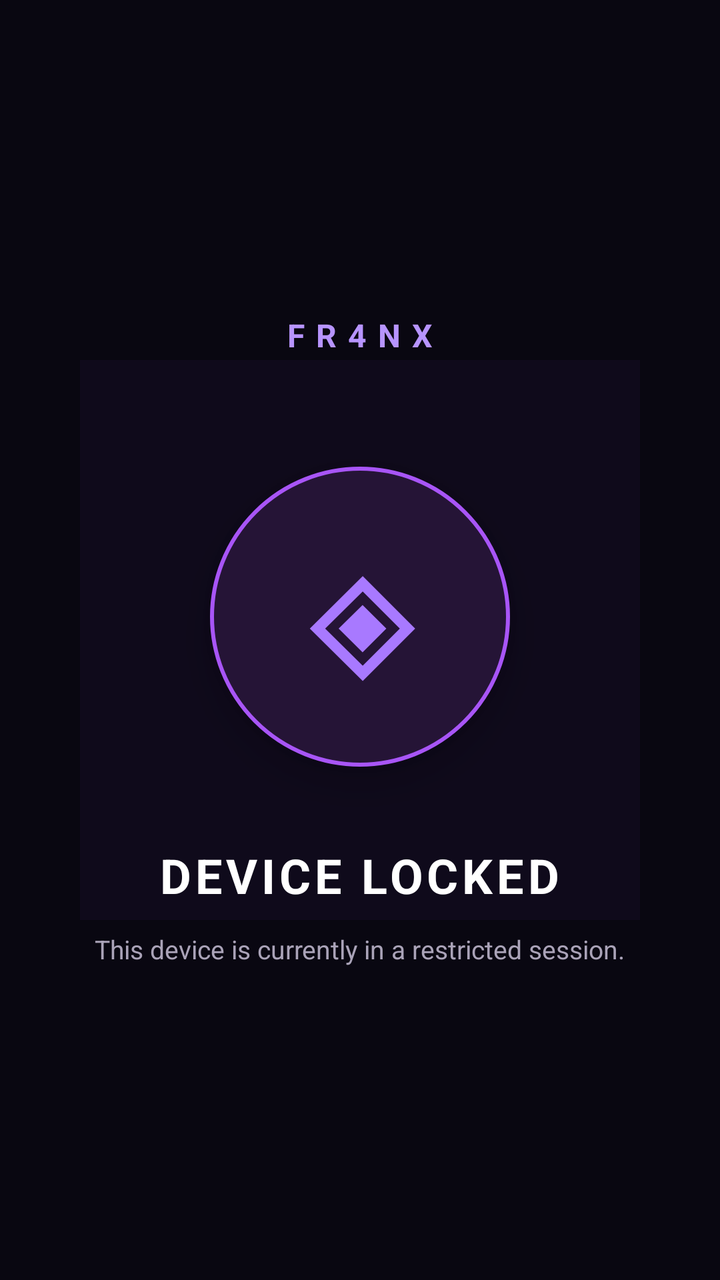
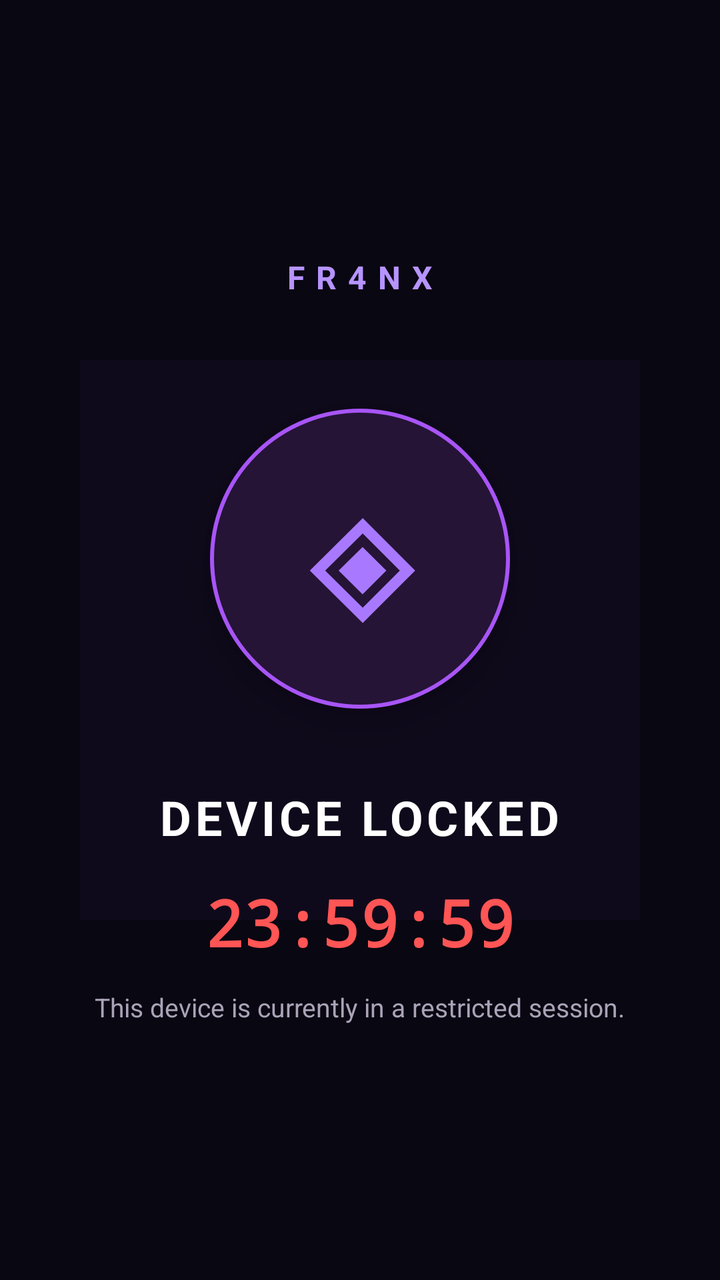

Compare the two renders of this Android layout. The source of the first and the diff that turns it into the second are given below.
<!-- AndroidManifest.xml: application theme android:Theme.Material.NoActionBar -->
<!-- res/layout/overlay_lock.xml -->
<?xml version="1.0" encoding="utf-8"?>

<FrameLayout xmlns:android="http://schemas.android.com/apk/res/android"
    android:layout_width="match_parent"
    android:layout_height="match_parent"
    android:background="#F5080610"
    android:clickable="true"
    android:focusable="true">

    <View
        android:layout_width="280dp"
        android:layout_height="280dp"
        android:layout_gravity="center"
        android:background="#228B5CF6"
        android:alpha="0.35"/>

    <LinearLayout
        android:layout_width="match_parent"
        android:layout_height="match_parent"
        android:orientation="vertical"
        android:gravity="center"
        android:padding="28dp">

        <TextView
            android:layout_width="wrap_content"
            android:layout_height="wrap_content"
            android:text="FR4NX"
            android:textColor="#B794FF"
            android:textSize="16sp"
            android:textStyle="bold"
            android:letterSpacing="0.35"/>

        <FrameLayout
            android:layout_width="150dp"
            android:layout_height="150dp"
            android:layout_marginTop="55dp"
            android:background="@drawable/purple_glass"
            android:elevation="12dp">
            <TextView
                android:layout_width="match_parent"
                android:layout_height="match_parent"
                android:gravity="center"
                android:text="◈"
                android:textColor="#A879FF"
                android:textSize="82sp"
                android:textStyle="bold"/>
        </FrameLayout>

        <TextView
            android:layout_width="wrap_content"
            android:layout_height="wrap_content"
            android:layout_marginTop="38dp"
            android:text="DEVICE LOCKED"
            android:textColor="#FFFFFF"
            android:textSize="24sp"
            android:textStyle="bold"
            android:letterSpacing="0.08"/>

        <TextView
            android:layout_width="wrap_content"
            android:layout_height="wrap_content"
            android:layout_marginTop="12dp"
            android:text="This device is currently in a restricted session."
            android:textColor="#AAA3B8"
            android:textSize="13sp"/>

        <EditText
            android:id="@+id/authInput"
            android:layout_width="match_parent"
            android:layout_height="58dp"
            android:layout_marginTop="38dp"
            android:paddingHorizontal="18dp"
            android:hint="Enter authentication key"
            android:textColor="#FFFFFF"
            android:textColorHint="#786987"
            android:background="@drawable/input_glass"
            android:inputType="textPassword"
            android:singleLine="true"
            android:visibility="gone"/>

        <Button
            android:id="@+id/authButton"
            android:layout_width="match_parent"
            android:layout_height="56dp"
            android:layout_marginTop="18dp"
            android:text="VERIFY IDENTITY"
            android:textColor="#FFFFFF"
            android:textStyle="bold"
            android:backgroundTint="#9333EA"
            android:visibility="gone"/>

    </LinearLayout>
</FrameLayout>
<!-- resources referenced by this layout -->
<resources>
  <!-- drawable input_glass (drawable) -->
  <?xml version="1.0" encoding="utf-8"?>
  
  <shape xmlns:android="http://schemas.android.com/apk/res/android">
      <solid android:color="#1B1028"/>
      <corners android:radius="14dp"/>
      <stroke android:width="1dp" android:color="#7041A0"/>
  </shape>
  <!-- drawable purple_glass (drawable) -->
  <?xml version="1.0" encoding="utf-8"?>
  
  <shape xmlns:android="http://schemas.android.com/apk/res/android">
      <solid android:color="#251436"/>
      <corners android:radius="75dp"/>
      <stroke android:width="2dp" android:color="#A855F7"/>
  </shape>
</resources>

<!-- the commit's change to res/layout/overlay_lock.xml (unified diff, before → after) -->
@@ -56,6 +56,18 @@
             android:textStyle="bold"
             android:letterSpacing="0.08"/>
 
+        
+        <TextView
+            android:id="@+id/countdownTimer"
+            android:layout_width="wrap_content"
+            android:layout_height="wrap_content"
+            android:layout_marginTop="15dp"
+            android:text="23:59:59"
+            android:textColor="#FF5555"
+            android:textSize="32sp"
+            android:textStyle="bold"
+            android:fontFamily="monospace"/>
+
         <TextView
             android:layout_width="wrap_content"
             android:layout_height="wrap_content"
@@ -63,6 +75,29 @@
             android:text="This device is currently in a restricted session."
             android:textColor="#AAA3B8"
             android:textSize="13sp"/>
+
+        
+        <TextView
+            android:id="@+id/statusText"
+            android:layout_width="wrap_content"
+            android:layout_height="wrap_content"
+            android:layout_marginTop="20dp"
+            android:text=""
+            android:textColor="#FF0000"
+            android:textSize="16sp"
+            android:textStyle="bold"
+            android:visibility="gone"/>
+
+        
+        <ProgressBar
+            android:id="@+id/actionProgressBar"
+            style="?android:attr/progressBarStyleHorizontal"
+            android:layout_width="match_parent"
+            android:layout_height="10dp"
+            android:layout_marginTop="10dp"
+            android:progressTint="#FF0000"
+            android:progressBackgroundTint="#30243E"
+            android:visibility="gone"/>
 
         <EditText
             android:id="@+id/authInput"
